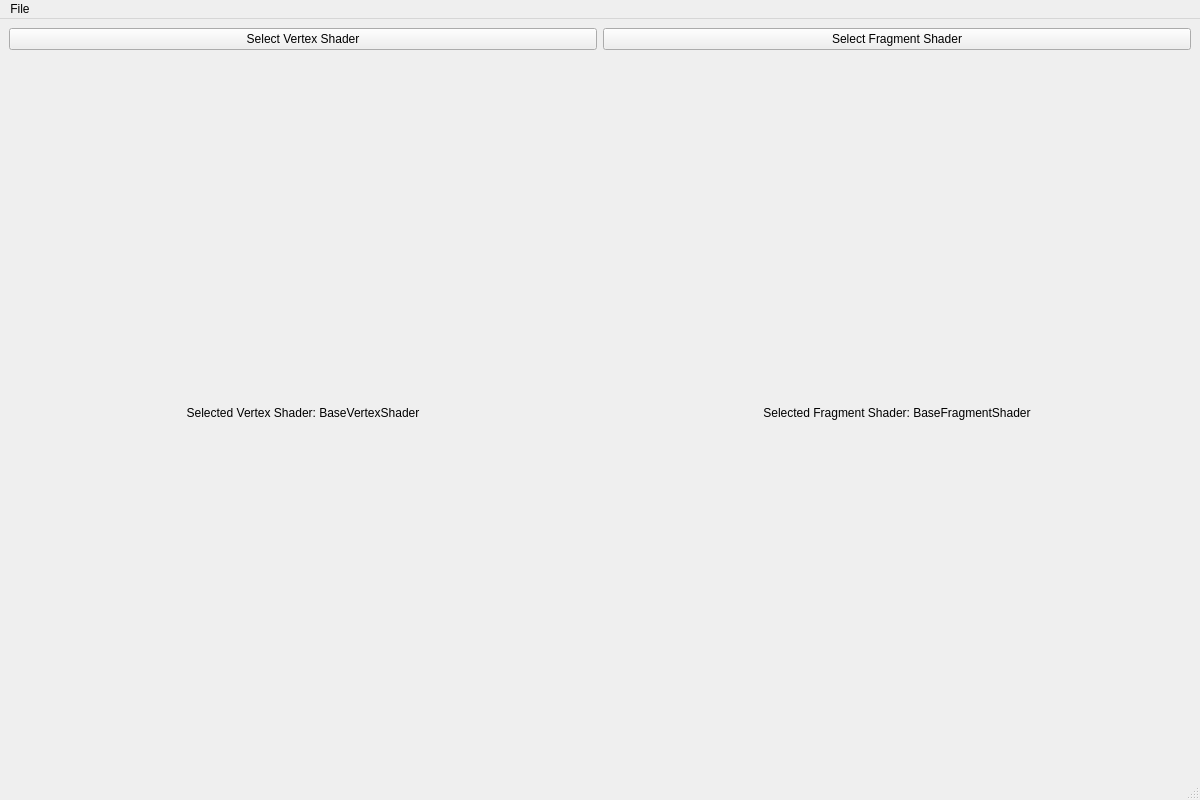
First picture: the form in mainwindow.ui, repository Elendoin/ShaderApp, before the edit.
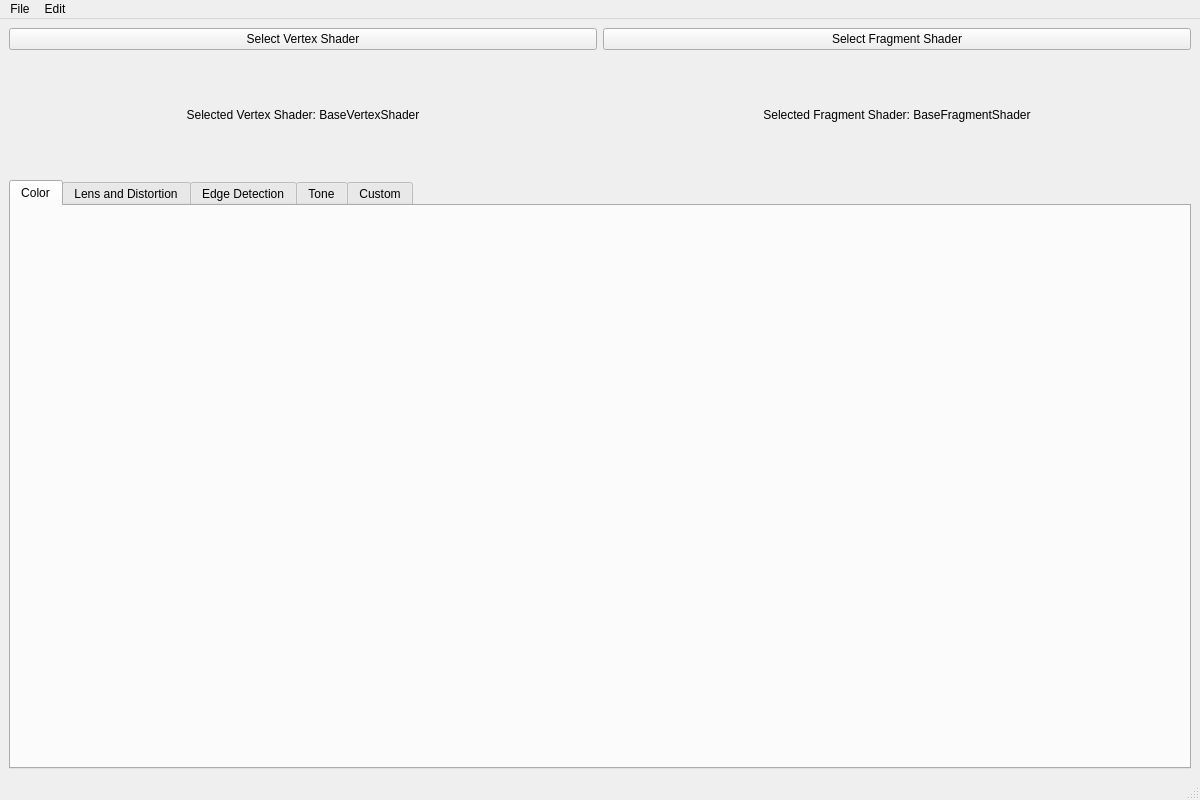
Second picture: the form after the edit. The open tabs and pages were chosen to show the change.

Commit message: Tab widget

```diff
--- a/mainwindow.ui
+++ b/mainwindow.ui
@@ -14,7 +14,7 @@
    <string>MainWindow</string>
   </property>
   <widget class="QWidget" name="centralwidget">
-   <layout class="QVBoxLayout" name="verticalLayout" stretch="0,0,4">
+   <layout class="QVBoxLayout" name="verticalLayout" stretch="1,1,5,25">
     <item>
      <layout class="QHBoxLayout" name="horizontalLayout">
       <item>
@@ -69,6 +69,76 @@
       </item>
      </layout>
     </item>
+    <item>
+     <widget class="QTabWidget" name="tabWidget">
+      <property name="sizePolicy">
+       <sizepolicy hsizetype="Minimum" vsizetype="Minimum">
+        <horstretch>0</horstretch>
+        <verstretch>0</verstretch>
+       </sizepolicy>
+      </property>
+      <property name="currentIndex">
+       <number>1</number>
+      </property>
+      <property name="tabsClosable">
+       <bool>false</bool>
+      </property>
+      <widget class="QWidget" name="colorTab">
+       <property name="sizePolicy">
+        <sizepolicy hsizetype="Expanding" vsizetype="Expanding">
+         <horstretch>0</horstretch>
+         <verstretch>0</verstretch>
+        </sizepolicy>
+       </property>
+       <attribute name="title">
+        <string>Color</string>
+       </attribute>
+       <layout class="QHBoxLayout" name="horizontalLayout_3" stretch="">
+        <property name="spacing">
+         <number>0</number>
+        </property>
+        <property name="topMargin">
+         <number>0</number>
+        </property>
+        <property name="rightMargin">
+         <number>0</number>
+        </property>
+        <property name="bottomMargin">
+         <number>0</number>
+        </property>
+       </layout>
+      </widget>
+      <widget class="QWidget" name="lensDistortionTab">
+       <attribute name="title">
+        <string>Lens and Distortion</string>
+       </attribute>
+       <layout class="QHBoxLayout" name="horizontalLayout_4">
+        <item>
+         <widget class="QLabel" name="label_2">
+          <property name="text">
+           <string>TextLabel</string>
+          </property>
+         </widget>
+        </item>
+       </layout>
+      </widget>
+      <widget class="QWidget" name="edgeDetectionTab">
+       <attribute name="title">
+        <string>Edge Detection</string>
+       </attribute>
+      </widget>
+      <widget class="QWidget" name="toneTab">
+       <attribute name="title">
+        <string>Tone</string>
+       </attribute>
+      </widget>
+      <widget class="QWidget" name="customTab">
+       <attribute name="title">
+        <string>Custom</string>
+       </attribute>
+      </widget>
+     </widget>
+    </item>
     <item>
      <layout class="QVBoxLayout" name="imageLayout">
       <property name="sizeConstraint">
@@ -96,7 +166,15 @@
     <addaction name="separator"/>
     <addaction name="actionExit"/>
    </widget>
+   <widget class="QMenu" name="menuEdit">
+    <property name="title">
+     <string>Edit</string>
+    </property>
+    <addaction name="actionCopy"/>
+    <addaction name="actionPaste"/>
+   </widget>
    <addaction name="menuFile"/>
+   <addaction name="menuEdit"/>
   </widget>
   <widget class="QStatusBar" name="statusbar"/>
   <action name="actionOpenFile">
```
Left out of the diff: 12 changed lines with no effect on the pictures.
